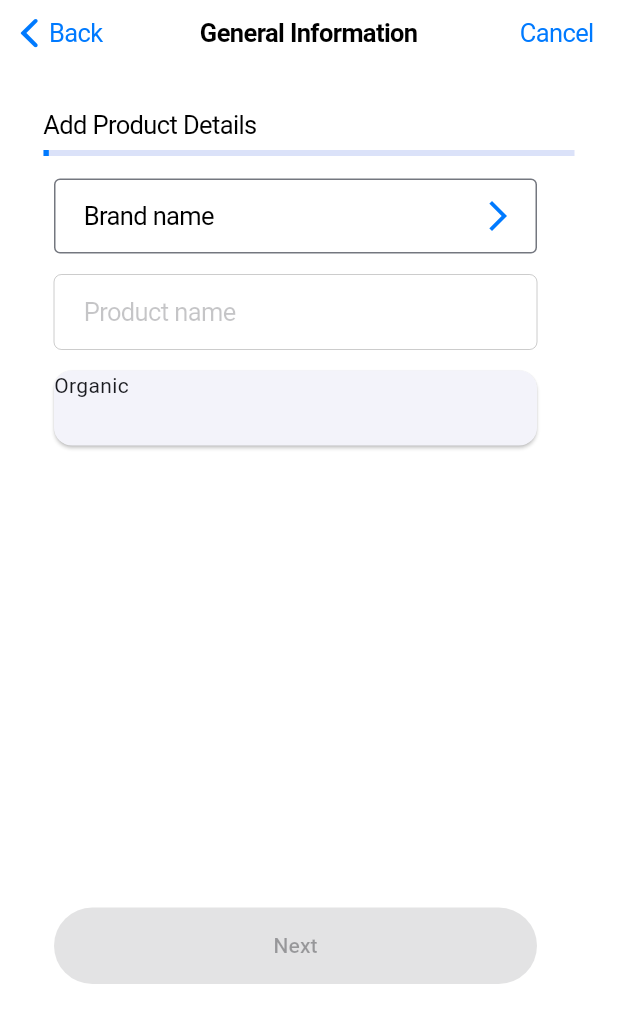
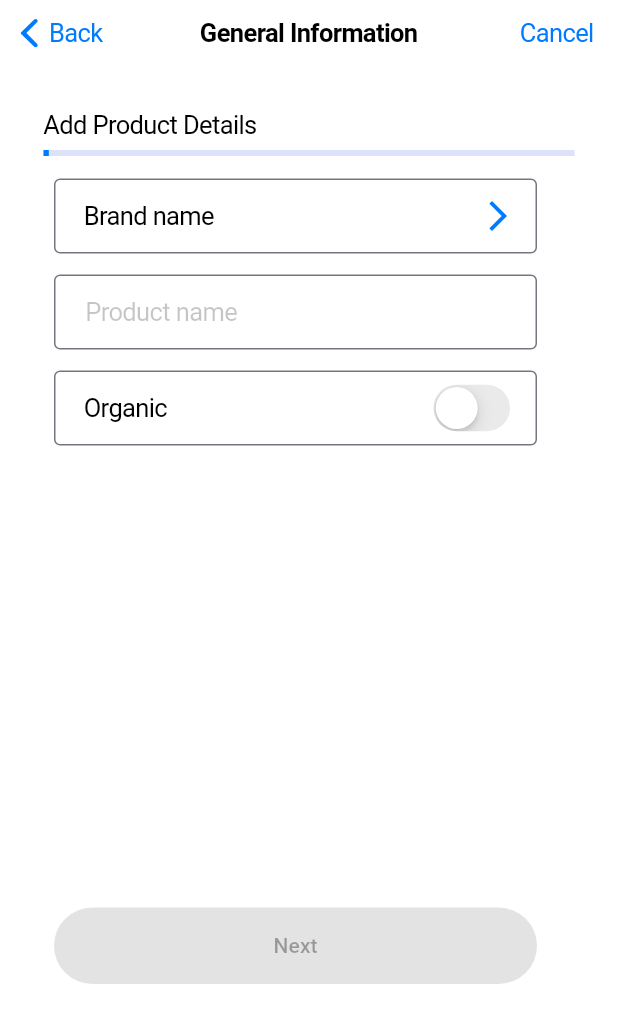
Before and after one commit to LastMinuteName/Healthr, a Flutter app: the ProductDetailsPage screen opened directly, on a phone screen of 412 x 824 dp. Shown: the top 1023 px of the screen. Run offline on Flutter 3.47's test engine with Material 3 defaults, Android fonts, the phone set to English and light mode, and no system bars; missing offline and left inert: mobile_scanner; generated files the repository leaves out were written again.

Commit message:
finished design for adding product details

```diff
--- a/lib/models/product_add_model.dart
+++ b/lib/models/product_add_model.dart
@@ -18,8 +18,9 @@ class ProductAddModel with ChangeNotifier {
   int categorySelected = 0;
   String? brandSelected;
 
-
   var brandNameController = TextEditingController();
   var productNameController = TextEditingController();
   bool organicValue = false;
+
+
 }
--- a/lib/pages/product_add/product_details_page.dart
+++ b/lib/pages/product_add/product_details_page.dart
@@ -76,6 +76,12 @@ class ProductDetailsPage extends StatelessWidget {
                   width: 322,
                   height: 50,
                   child: CupertinoTextField(
+                    decoration: BoxDecoration(
+                      borderRadius: BorderRadius.all(Radius.circular(4)),
+                      border: Border.all(
+                        color: Theme.of(context).colorScheme.outline,
+                      )
+                    ),
                     padding: EdgeInsets.fromLTRB(20, 8, 8, 8),
                     controller: pageState.productNameController,
                     placeholder: AppLocalizations.of(context)!.productNamePlaceholder,
@@ -86,13 +92,24 @@ class ProductDetailsPage extends StatelessWidget {
             SizedBox(
               height: 14,
             ),
-            Card(
-              margin: EdgeInsets.fromLTRB(7, 0, 0, 0),
-              child: SizedBox(
+            Row(
+                children: [
+                  SizedBox(
+                    width: 7,
+                  ),
+                  BorderedCard(
+                    radius: 4,
+                    height: 50,
                     width: 322,
-                height: 50,
-                child: Text(AppLocalizations.of(context)!.organicText),
+                    title: AppLocalizations.of(context)!.organicText,
+                    trailing: CupertinoSwitch(
+                      value: pageState.organicValue,
+                      onChanged: (bool value) {
+                        pageState.organicValue = !value;
+                      },
                     ),
+                  ),
+                ]
             ),
             SizedBox(
               height: 308,
```
Lines whose indentation alone changed are shown as unchanged.
